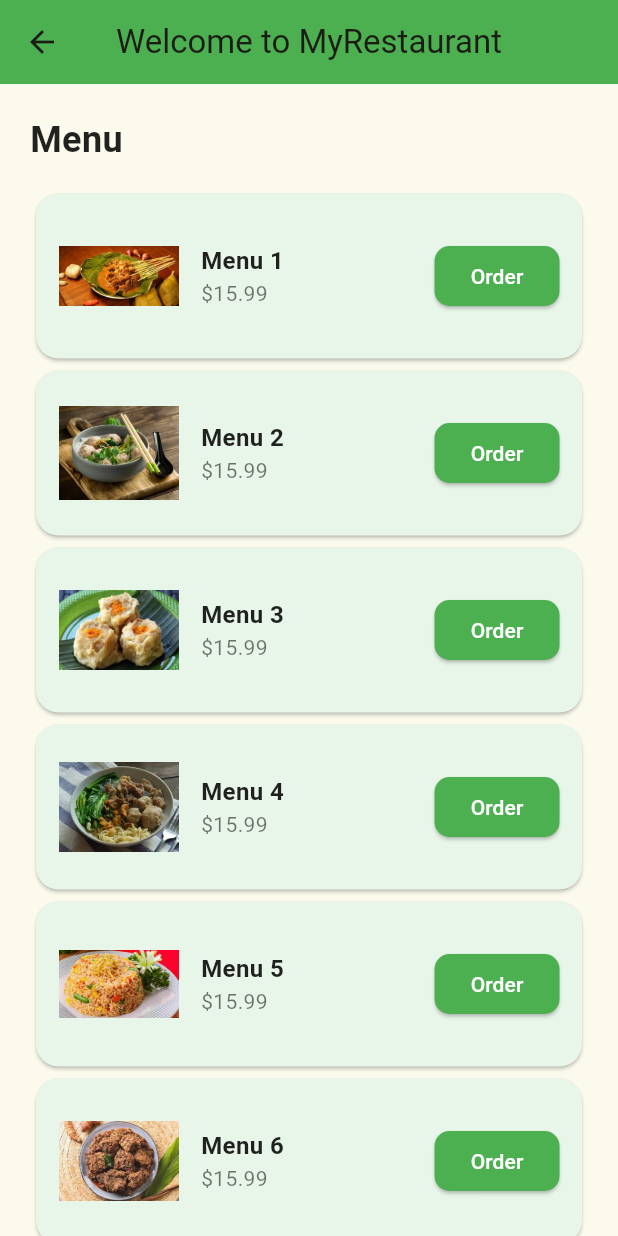
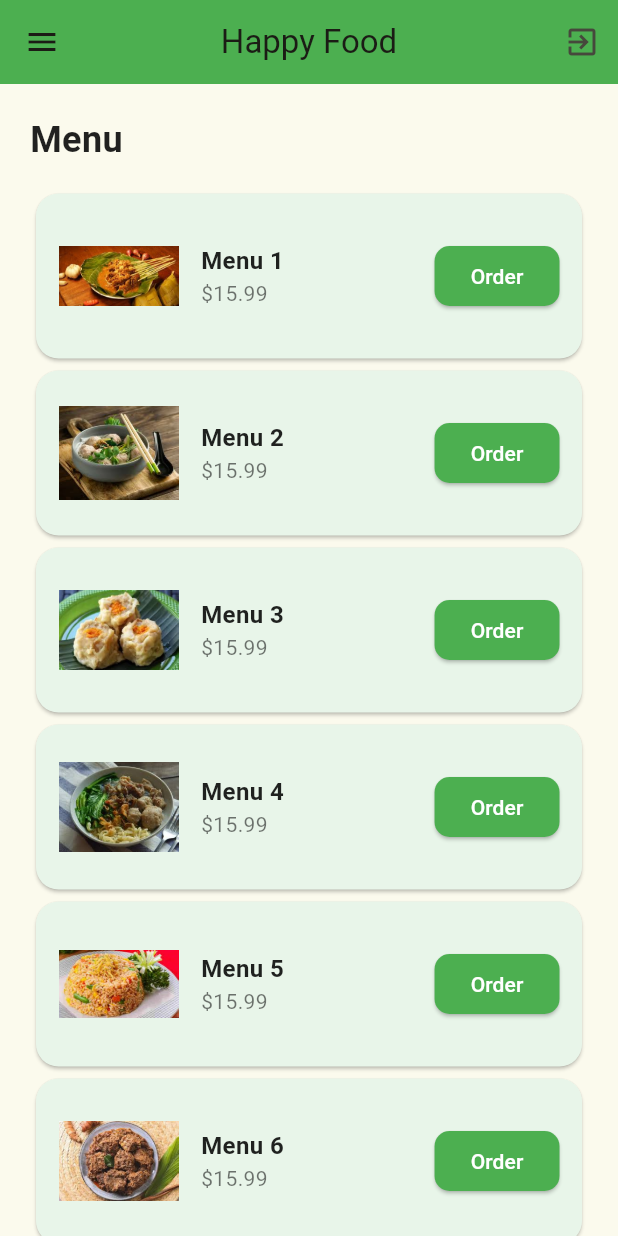
Before and after one commit to H4616/latian, a Flutter app: the MenuPage screen opened by its route, on a phone screen of 412 x 824 dp. Run offline on Flutter 3.47's test engine with Material 3 defaults, Android fonts, the light colour scheme and no system bars; our stand-ins replace font_awesome_flutter.

Commit message:
ganti nama resto

```diff
--- a/lib/home_page.dart
+++ b/lib/home_page.dart
@@ -31,7 +31,7 @@ class _HomePageState extends State<HomePage> {
     return Scaffold(
       appBar: AppBar(
         centerTitle: true,
-        title: Text("Welcome to MyRestaurant"),
+        title: Text("Happy Food"),
         backgroundColor: Colors.green,
         elevation: 0,
         leading: IconButton(
--- a/lib/menu_page.dart
+++ b/lib/menu_page.dart
@@ -1,5 +1,5 @@
 import 'package:flutter/material.dart';
-import 'order_page.dart';  // Pastikan sudah mengimpor halaman OrderPage
+import 'order_page.dart'; // Pastikan sudah mengimpor halaman OrderPage
 
 class MenuPage extends StatefulWidget {
   const MenuPage({super.key});
@@ -14,9 +14,28 @@ class _MenuPageState extends State<MenuPage> {
     return Scaffold(
       appBar: AppBar(
         centerTitle: true,
-        title: Text("Welcome to MyRestaurant"),
+        title: Text("Happy Food"),
         backgroundColor: Colors.green,
         elevation: 0,
+        leading: IconButton(
+          icon: Icon(Icons.menu),
+          onPressed: () {
+            // Logic untuk membuka menu samping (drawer)
+          },
+        ),
+        actions: [
+          // Menambahkan tombol logout di kanan atas
+          IconButton(
+            icon: Icon(Icons.exit_to_app), // Ikon untuk logout
+            onPressed: () {
+              // Logic untuk logout, misalnya navigasi ke halaman login
+              Navigator.pushReplacementNamed(
+                context,
+                '/login',
+              ); // Arahkan kembali ke halaman login
+            },
+          ),
+        ],
       ),
       body: SingleChildScrollView(
         child: Padding(
@@ -24,7 +43,7 @@ class _MenuPageState extends State<MenuPage> {
           child: Column(
             crossAxisAlignment: CrossAxisAlignment.start,
             children: [
-              _restaurantMenu(),  // Panggil widget menu restoran
+              _restaurantMenu(), // Panggil widget menu restoran
             ],
           ),
         ),
@@ -48,8 +67,10 @@ class _MenuPageState extends State<MenuPage> {
         SizedBox(height: 15),
         // Menggunakan ListView untuk menampilkan menu dalam bentuk daftar vertikal
         ListView.builder(
-          shrinkWrap: true, // Membuat ListView menyesuaikan dengan ruang yang tersedia
-          physics: NeverScrollableScrollPhysics(), // Menonaktifkan scroll default dari ListView
+          shrinkWrap:
+              true, // Membuat ListView menyesuaikan dengan ruang yang tersedia
+          physics:
+              NeverScrollableScrollPhysics(), // Menonaktifkan scroll default dari ListView
           itemCount: 6, // Jumlah item menu
           itemBuilder: (context, index) {
             return GestureDetector(
@@ -58,11 +79,13 @@ class _MenuPageState extends State<MenuPage> {
                 Navigator.push(
                   context,
                   MaterialPageRoute(
-                    builder: (context) => OrderPage(
+                    builder:
+                        (context) => OrderPage(
                           name: "Menu ${index + 1}",
                           price: "\$15.99",
                           quantity: 1, // Mengatur quantity default menjadi 1
-                      imagePath: 'assets/home_assets/gambar${index + 1}.jpg',
+                          imagePath:
+                              'assets/home_assets/gambar${index + 1}.jpg',
                         ),
                   ),
                 );
@@ -98,7 +121,10 @@ class _MenuPageState extends State<MenuPage> {
                             ),
                             Text(
                               "\$15.99", // Harga menu
-                              style: TextStyle(fontSize: 14, color: Colors.black54),
+                              style: TextStyle(
+                                fontSize: 14,
+                                color: Colors.black54,
+                              ),
                             ),
                           ],
                         ),
@@ -109,11 +135,13 @@ class _MenuPageState extends State<MenuPage> {
                           Navigator.push(
                             context,
                             MaterialPageRoute(
-                              builder: (context) => OrderPage(
+                              builder:
+                                  (context) => OrderPage(
                                     name: "Menu ${index + 1}",
                                     price: "\$15.99",
                                     quantity: 1, // Mengirimkan quantity default
-                                imagePath: 'assets/home_assets/gambar${index + 1}.jpg',
+                                    imagePath:
+                                        'assets/home_assets/gambar${index + 1}.jpg',
                                   ),
                             ),
                           );
```
Lines whose indentation alone changed are shown as unchanged.
